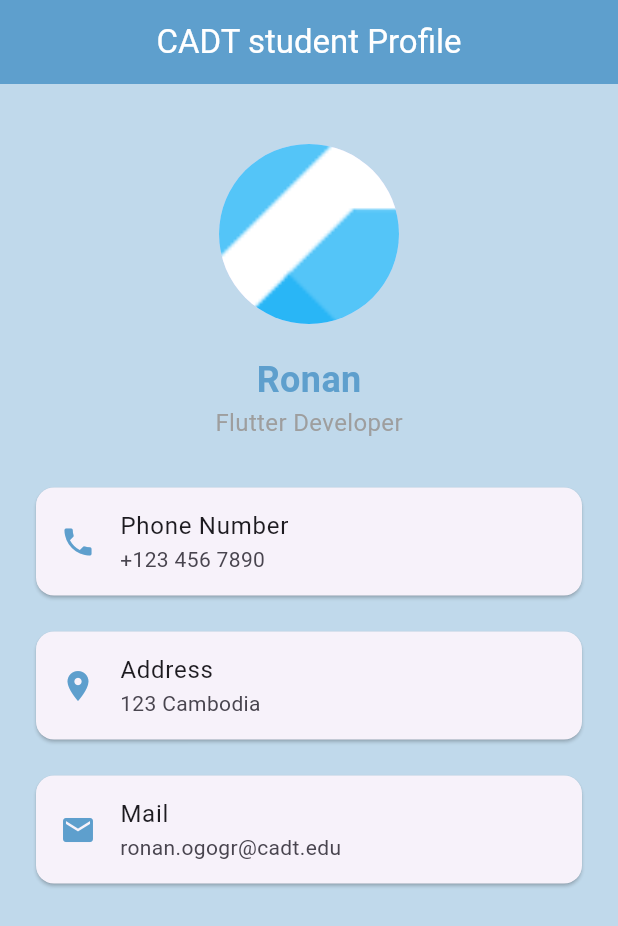
After one commit to ChhengHab17/Mobile-Development, a Flutter app: the ProfileApp screen opened directly, on a phone screen of 412 x 824 dp. The commit adds this screen. Shown: the top 926 px of the screen. Run offline on Flutter 3.47's test engine with Material 3 defaults, Android fonts, the phone set to English and light mode, and no system bars.

Commit message:
add w8 practice

```diff
--- /dev/null
+++ b/flutter/lib/w8/EXERCISE-3/data/profile_data.dart
@@ -0,0 +1,14 @@
+import 'package:flutter/material.dart';
+
+import '../model/profile_tile_model.dart';
+
+ProfileData ronanProfile = ProfileData(
+  name: "Ronan",
+  position: "Flutter Developer",
+  avatarUrl: 'assets/w5-s2/aang.png',
+  tiles: [
+    TileData(icon: Icons.phone, title: "Phone Number", value: "+123 456 7890"),
+    TileData(icon: Icons.location_on, title: "Address", value: "123 Cambodia"),
+    TileData(icon: Icons.email, title: "Mail", value: "ronan.ogogr@cadt.edu"),
+  ],
+);
--- /dev/null
+++ b/flutter/lib/w8/EXERCISE-3/model/profile_tile_model.dart
@@ -0,0 +1,23 @@
+import 'package:flutter/material.dart';
+
+class ProfileData {
+  final String name;
+  final String position;
+  final String avatarUrl;
+  final List<TileData> tiles;
+
+  ProfileData({
+    required this.name,
+    required this.position,
+    required this.tiles,
+    required this.avatarUrl,
+  });
+}
+
+class TileData {
+  final IconData icon;
+  final String title;
+  final String value;
+
+  TileData({required this.icon, required this.title, required this.value});
+}
--- /dev/null
+++ b/flutter/lib/w8/EXERCISE-3/ui/screens/profile.dart
@@ -0,0 +1,94 @@
+import 'package:first_app/w8/EXERCISE-3/model/profile_tile_model.dart';
+import 'package:flutter/material.dart';
+
+import '../theme/theme.dart';
+
+class ProfileApp extends StatelessWidget {
+  final ProfileData data;
+  const ProfileApp({super.key, required this.data});
+
+  List<ProfileTile> getTileData (){
+    var tileData = data.tiles;
+
+    return tileData.map((d) => ProfileTile(icon: d.icon, title: d.title, data: d.value)).toList();
+  }
+
+  @override
+  Widget build(BuildContext context) {
+    return Scaffold(
+      backgroundColor: AppColors.primary.withAlpha(100),
+      appBar: AppBar(
+        backgroundColor: AppColors.primary,
+        title: const Text(
+          'CADT student Profile',
+          style: TextStyle(color: Colors.white),
+        ),
+        centerTitle: true,
+      ),
+      body: Center(
+        child: ListView(
+          children: [
+            const SizedBox(height: 40),
+            const CircleAvatar(
+              radius: 60,
+              backgroundImage: AssetImage(
+                  'assets/w5_ex3/flutter.png'),
+            ),
+            const SizedBox(height: 20),
+            Center(
+              child: Column(
+                children: [
+                  Text(
+                    data.name,
+                    style: TextStyle(
+                      fontSize: 24,
+                      fontWeight: FontWeight.bold,
+                      color: AppColors.primary,
+                    ),
+                  ),
+                  Text(
+                    data.position,
+                    style: TextStyle(
+                      fontSize: 16,
+                      color: Colors.grey,
+                    ),
+                  ),
+                ],
+              ),
+            ),
+            const SizedBox(height: 20),
+            ...getTileData()
+          ],
+        ),
+      ),
+    );
+  }
+}
+
+class ProfileTile extends StatelessWidget {
+  const ProfileTile({
+    super.key,
+    required this.icon,
+    required this.title,
+    required this.data,
+  });
+
+  final IconData icon;
+  final String title;
+  final String data;
+
+  @override
+  Widget build(BuildContext context) {
+    return Padding(
+      padding: const EdgeInsets.all(8.0),
+      child: Card(
+        margin: const EdgeInsets.symmetric(horizontal: 16, vertical: 4),
+        child: ListTile(
+          leading: Icon(icon, color: AppColors.primary),
+          title: Text(title),
+          subtitle: Text(data),
+        ),
+      ),
+    );
+  }
+}
--- /dev/null
+++ b/flutter/lib/w8/EXERCISE-3/ui/theme/theme.dart
@@ -0,0 +1,5 @@
+import 'dart:ui';
+
+class AppColors {
+  static final Color primary = Color(0xff5E9FCD);
+}
--- /dev/null
+++ b/flutter/lib/w8/EXERCISE-4/main.dart
@@ -0,0 +1,6 @@
+import 'package:first_app/w8/EXERCISE-4/ui/joke_ui.dart';
+import 'package:flutter/material.dart';
+
+Color appColor = Colors.green[300] as Color;
+
+void main() => runApp(MaterialApp(home: JokeApp()));
--- a/flutter/pubspec.yaml
+++ b/flutter/pubspec.yaml
@@ -30,7 +30,7 @@ environment:
 dependencies:
   flutter:
     sdk: flutter
-
+  uuid: ^4.4.0
   # The following adds the Cupertino Icons font to your application.
   # Use with the CupertinoIcons class for iOS style icons.
   cupertino_icons: ^1.0.8
@@ -38,6 +38,7 @@ dependencies:
 dev_dependencies:
   flutter_test:
     sdk: flutter
+
 
   # The "flutter_lints" package below contains a set of recommended lints to
   # encourage good coding practices. The lint set provided by the package is
```
Also changed, not shown: flutter/lib/challenge/firstChallenge.dart (added, +29 -0 lines), flutter/lib/w5-stateful/Ex-4/ex_4.dart (+19 -8 lines), flutter/lib/w8/EXERCISE-1/ex_1_start.dart (added, +50 -0 lines), flutter/lib/w8/EXERCISE-2/main.dart (added, +59 -0 lines), flutter/lib/w8/EXERCISE-2/ui/screens/temperature_screen.dart (added, +58 -0 lines), flutter/lib/w8/EXERCISE-2/ui/screens/welcome_screen.dart (added, +42 -0 lines), flutter/lib/w8/EXERCISE-3/main.dart (added, +11 -0 lines), flutter/lib/w8/EXERCISE-4/model/joke.dart (added, +15 -0 lines), flutter/lib/w8/EXERCISE-4/ui/joke_ui.dart (added, +100 -0 lines), flutter/pubspec.lock.
